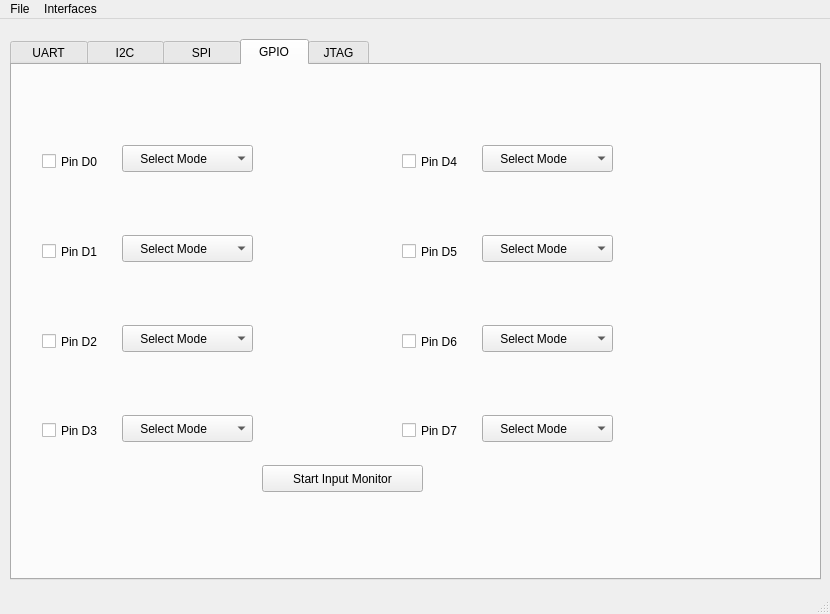
This is UI-Files/badge.ui in attify/attify-badge as Qt 5 draws it before an edit. The edited form follows.
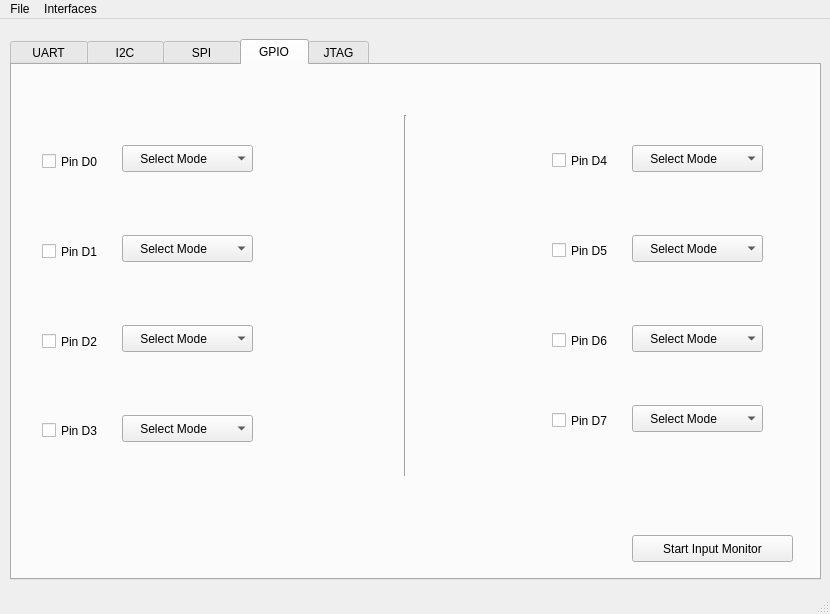
This is the edited form. The open tabs and pages were chosen to show the change.

Patch:
```diff
--- a/UI-Files/badge.ui
+++ b/UI-Files/badge.ui
@@ -1787,7 +1787,7 @@
      <widget class="QComboBox" name="comboBox_d5">
       <property name="geometry">
        <rect>
-        <x>470</x>
+        <x>620</x>
         <y>170</y>
         <width>131</width>
         <height>27</height>
@@ -1812,8 +1812,8 @@
      <widget class="QComboBox" name="comboBox_d7">
       <property name="geometry">
        <rect>
-        <x>470</x>
-        <y>350</y>
+        <x>620</x>
+        <y>340</y>
         <width>131</width>
         <height>27</height>
        </rect>
@@ -1837,8 +1837,8 @@
      <widget class="QCheckBox" name="checkBox_d4">
       <property name="geometry">
        <rect>
-        <x>390</x>
-        <y>81</y>
+        <x>540</x>
+        <y>80</y>
         <width>71</width>
         <height>31</height>
        </rect>
@@ -1850,8 +1850,8 @@
      <widget class="QCheckBox" name="checkBox_d6">
       <property name="geometry">
        <rect>
-        <x>390</x>
-        <y>261</y>
+        <x>540</x>
+        <y>260</y>
         <width>71</width>
         <height>31</height>
        </rect>
@@ -1863,7 +1863,7 @@
      <widget class="QComboBox" name="comboBox_d4">
       <property name="geometry">
        <rect>
-        <x>470</x>
+        <x>620</x>
         <y>80</y>
         <width>131</width>
         <height>27</height>
@@ -1888,8 +1888,8 @@
      <widget class="QCheckBox" name="checkBox_d5">
       <property name="geometry">
        <rect>
-        <x>390</x>
-        <y>171</y>
+        <x>540</x>
+        <y>170</y>
         <width>71</width>
         <height>31</height>
        </rect>
@@ -1901,8 +1901,8 @@
      <widget class="QCheckBox" name="checkBox_d7">
       <property name="geometry">
        <rect>
-        <x>390</x>
-        <y>350</y>
+        <x>540</x>
+        <y>340</y>
         <width>71</width>
         <height>31</height>
        </rect>
@@ -1914,7 +1914,7 @@
      <widget class="QComboBox" name="comboBox_d6">
       <property name="geometry">
        <rect>
-        <x>470</x>
+        <x>620</x>
         <y>260</y>
         <width>131</width>
         <height>27</height>
@@ -1939,8 +1939,8 @@
      <widget class="QPushButton" name="InputMonitorButton">
       <property name="geometry">
        <rect>
-        <x>250</x>
-        <y>400</y>
+        <x>620</x>
+        <y>470</y>
         <width>161</width>
         <height>27</height>
        </rect>
@@ -1949,6 +1949,19 @@
        <string>Start Input Monitor</string>
       </property>
      </widget>
+     <widget class="Line" name="line_2">
+      <property name="geometry">
+       <rect>
+        <x>383</x>
+        <y>50</y>
+        <width>20</width>
+        <height>361</height>
+       </rect>
+      </property>
+      <property name="orientation">
+       <enum>Qt::Vertical</enum>
+      </property>
+     </widget>
     </widget>
     <widget class="QWidget" name="tab_JTAG">
      <attribute name="title">
```
Left out of the diff: 28 changed lines with no effect on the pictures.
